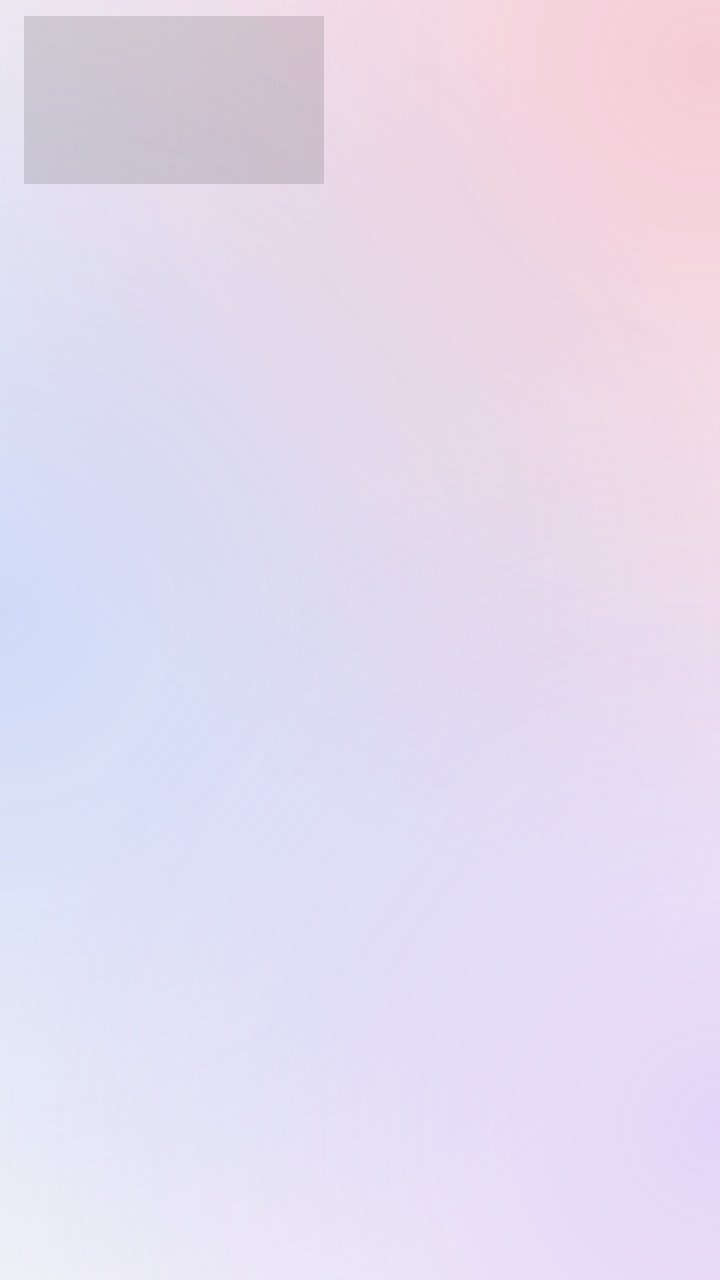
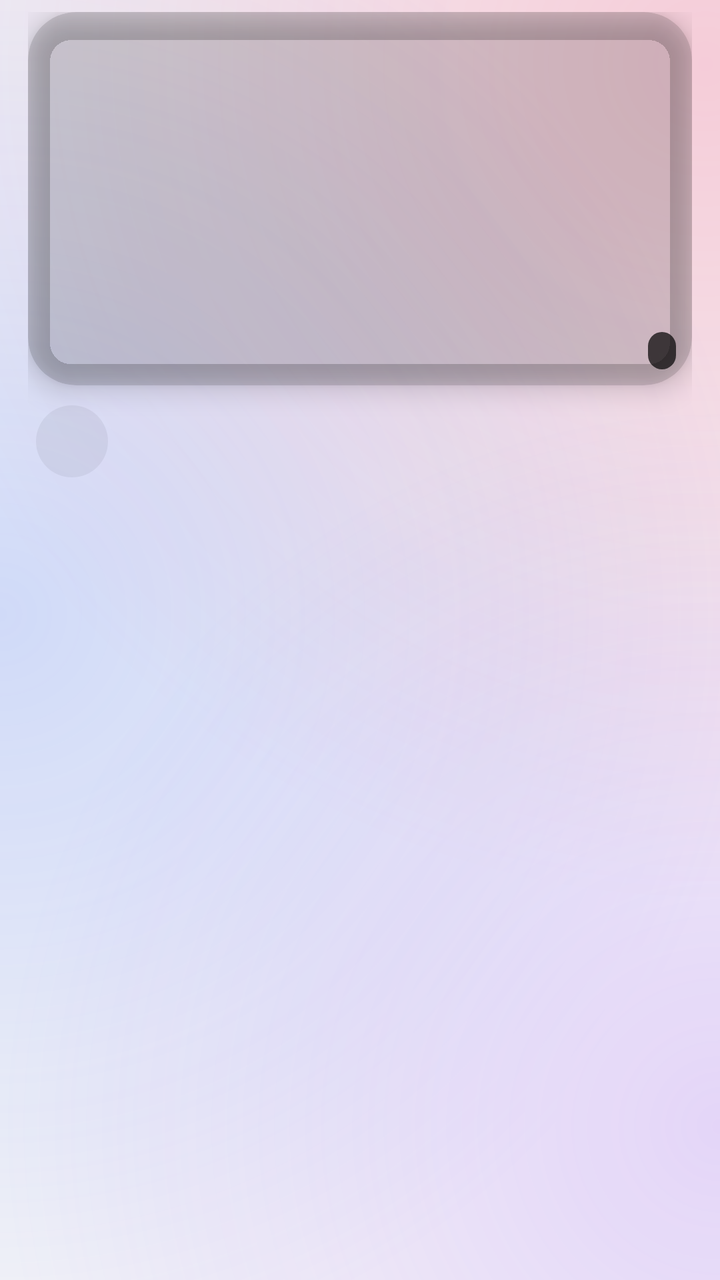

The first picture is an Android layout as it rendered before a commit; the second is the same layout after the commit. The layout source and the unified diff follow.
<!-- AndroidManifest.xml: application theme Theme.YouTubeX -->
<!-- res/layout/item_video.xml -->
<?xml version="1.0" encoding="utf-8"?>
<LinearLayout xmlns:android="http://schemas.android.com/apk/res/android"
    android:layout_width="match_parent"
    android:layout_height="wrap_content"
    android:background="?attr/selectableItemBackground"
    android:orientation="horizontal"
    android:paddingHorizontal="12dp"
    android:paddingVertical="8dp">

    <ImageView
        android:id="@+id/thumb"
        android:layout_width="150dp"
        android:layout_height="84dp"
        android:background="@color/thumb_placeholder"
        android:contentDescription="@string/thumbnail"
        android:scaleType="centerCrop" />

    <LinearLayout
        android:layout_width="0dp"
        android:layout_height="wrap_content"
        android:layout_marginStart="12dp"
        android:layout_weight="1"
        android:orientation="vertical">

        <TextView
            android:id="@+id/title"
            android:layout_width="match_parent"
            android:layout_height="wrap_content"
            android:ellipsize="end"
            android:maxLines="2"
            android:textSize="15sp"
            android:textStyle="bold" />

        <TextView
            android:id="@+id/channel"
            android:layout_width="match_parent"
            android:layout_height="wrap_content"
            android:layout_marginTop="4dp"
            android:ellipsize="end"
            android:maxLines="1"
            android:textSize="13sp" />

        <TextView
            android:id="@+id/meta"
            android:layout_width="match_parent"
            android:layout_height="wrap_content"
            android:layout_marginTop="2dp"
            android:ellipsize="end"
            android:maxLines="1"
            android:textSize="12sp" />
    </LinearLayout>
</LinearLayout>
<!-- resources referenced by this layout -->
<resources>
  <color name="thumb_placeholder">#1F000000</color>
  <string name="thumbnail">Thumbnail</string>
  <style name="Theme.YouTubeX" parent="Theme.Material3.DayNight.NoActionBar">
          <item name="colorPrimary">@color/red</item>
          <item name="colorSecondary">@color/red</item>
          <item name="android:windowBackground">@drawable/bg_app</item>
          <item name="android:statusBarColor">@android:color/transparent</item>
          <item name="android:navigationBarColor">@android:color/transparent</item>
          <item name="android:windowLightStatusBar">true</item>
          <item name="android:windowLightNavigationBar" tools:targetApi="o_mr1">true</item>
          <item name="android:textColorPrimary">@color/ink</item>
      </style>
  <color name="red">#FF2D3D</color>
  <!-- drawable bg_app (drawable) -->
  <?xml version="1.0" encoding="utf-8"?>
  <layer-list xmlns:android="http://schemas.android.com/apk/res/android">
      <item>
          <shape android:shape="rectangle">
              <solid android:color="@color/bg" />
          </shape>
      </item>
      <item>
          <shape android:shape="rectangle">
              <gradient
                  android:type="radial"
                  android:centerX="0.98"
                  android:centerY="0.05"
                  android:gradientRadius="420dp"
                  android:startColor="@color/tint_red"
                  android:endColor="#00FF466E" />
          </shape>
      </item>
      <item>
          <shape android:shape="rectangle">
              <gradient
                  android:type="radial"
                  android:centerX="0.0"
                  android:centerY="0.48"
                  android:gradientRadius="380dp"
                  android:startColor="@color/tint_blue"
                  android:endColor="#004678FF" />
          </shape>
      </item>
      <item>
          <shape android:shape="rectangle">
              <gradient
                  android:type="radial"
                  android:centerX="1.0"
                  android:centerY="0.88"
                  android:gradientRadius="360dp"
                  android:startColor="@color/tint_violet"
                  android:endColor="#00A050FF" />
          </shape>
      </item>
  </layer-list>
  <color name="ink">#0B0B0F</color>
  <color name="bg">#F3F3F7</color>
  <color name="tint_red">#38FF466E</color>
  <color name="tint_blue">#334678FF</color>
  <color name="tint_violet">#2EA050FF</color>
</resources>

<!-- the commit's change to res/layout/item_video.xml (unified diff, before → after) -->
@@ -1,52 +1,111 @@
 <?xml version="1.0" encoding="utf-8"?>
 <LinearLayout xmlns:android="http://schemas.android.com/apk/res/android"
+    xmlns:app="http://schemas.android.com/apk/res-auto"
     android:layout_width="match_parent"
     android:layout_height="wrap_content"
     android:background="?attr/selectableItemBackground"
-    android:orientation="horizontal"
-    android:paddingHorizontal="12dp"
-    android:paddingVertical="8dp">
+    android:orientation="vertical"
+    android:paddingStart="14dp"
+    android:paddingEnd="14dp"
+    android:paddingTop="6dp"
+    android:paddingBottom="18dp">
 
-    <ImageView
-        android:id="@+id/thumb"
-        android:layout_width="150dp"
-        android:layout_height="84dp"
-        android:background="@color/thumb_placeholder"
-        android:contentDescription="@string/thumbnail"
-        android:scaleType="centerCrop" />
+    <com.google.android.material.card.MaterialCardView
+        android:layout_width="match_parent"
+        android:layout_height="wrap_content"
+        app:cardBackgroundColor="@color/thumb_placeholder"
+        app:cardCornerRadius="24dp"
+        app:cardElevation="8dp"
+        app:strokeWidth="0dp">
+
+        <androidx.constraintlayout.widget.ConstraintLayout
+            android:layout_width="match_parent"
+            android:layout_height="wrap_content">
+
+            <ImageView
+                android:id="@+id/thumb"
+                android:layout_width="0dp"
+                android:layout_height="0dp"
+                android:contentDescription="@string/thumbnail"
+                android:scaleType="centerCrop"
+                app:layout_constraintBottom_toBottomOf="parent"
+                app:layout_constraintDimensionRatio="16:9"
+                app:layout_constraintEnd_toEndOf="parent"
+                app:layout_constraintStart_toStartOf="parent"
+                app:layout_constraintTop_toTopOf="parent" />
+
+            <TextView
+                android:id="@+id/duration"
+                android:layout_width="wrap_content"
+                android:layout_height="wrap_content"
+                android:layout_marginEnd="8dp"
+                android:layout_marginBottom="8dp"
+                android:background="@drawable/badge_duration"
+                android:paddingStart="7dp"
+                android:paddingTop="2dp"
+                android:paddingEnd="7dp"
+                android:paddingBottom="2dp"
+                android:textColor="#FFFFFF"
+                android:textSize="11sp"
+                app:layout_constraintBottom_toBottomOf="parent"
+                app:layout_constraintEnd_toEndOf="parent" />
+        </androidx.constraintlayout.widget.ConstraintLayout>
+    </com.google.android.material.card.MaterialCardView>
 
     <LinearLayout
-        android:layout_width="0dp"
+        android:layout_width="match_parent"
         android:layout_height="wrap_content"
-        android:layout_marginStart="12dp"
-        android:layout_weight="1"
-        android:orientation="vertical">
+        android:layout_marginTop="10dp"
+        android:orientation="horizontal"
+        android:paddingStart="4dp"
+        android:paddingEnd="4dp">
 
-        <TextView
-            android:id="@+id/title"
-            android:layout_width="match_parent"
+        <com.google.android.material.imageview.ShapeableImageView
+            android:id="@+id/avatar"
+            android:layout_width="36dp"
+            android:layout_height="36dp"
+            android:background="@color/skeleton"
+            android:contentDescription="@string/channel"
+            android:scaleType="centerCrop"
+            app:shapeAppearanceOverlay="@style/ShapeAppearanceOverlay.Circle" />
+
+        <LinearLayout
+            android:layout_width="0dp"
             android:layout_height="wrap_content"
-            android:ellipsize="end"
-            android:maxLines="2"
-            android:textSize="15sp"
-            android:textStyle="bold" />
+            android:layout_marginStart="10dp"
+            android:layout_weight="1"
+            android:orientation="vertical">
 
-        <TextView
-            android:id="@+id/channel"
-            android:layout_width="match_parent"
-            android:layout_height="wrap_content"
-            android:layout_marginTop="4dp"
-            android:ellipsize="end"
-            android:maxLines="1"
-            android:textSize="13sp" />
+            <TextView
+                android:id="@+id/title"
+                android:layout_width="match_parent"
+                android:layout_height="wrap_content"
+                android:ellipsize="end"
+                android:lineSpacingMultiplier="1.1"
+                android:maxLines="2"
+                android:textColor="@color/ink"
+                android:textSize="15sp"
+                android:textStyle="bold" />
 
-        <TextView
-            android:id="@+id/meta"
-            android:layout_width="match_parent"
-            android:layout_height="wrap_content"
-            android:layout_marginTop="2dp"
-            android:ellipsize="end"
-            android:maxLines="1"
-            android:textSize="12sp" />
+            <TextView
+                android:id="@+id/channel"
+                android:layout_width="match_parent"
+                android:layout_height="wrap_content"
+                android:layout_marginTop="3dp"
+                android:ellipsize="end"
+                android:maxLines="1"
+                android:textColor="@color/mute"
+                android:textSize="12.5sp" />
+
+            <TextView
+                android:id="@+id/meta"
+                android:layout_width="match_parent"
+                android:layout_height="wrap_content"
+                android:layout_marginTop="1dp"
+                android:ellipsize="end"
+                android:maxLines="1"
+                android:textColor="@color/mute"
+                android:textSize="12.5sp" />
+        </LinearLayout>
     </LinearLayout>
 </LinearLayout>
<!-- resource entries referenced after the edit -->
@@ -1,7 +1,18 @@
 <!-- resources referenced by this layout -->
 <resources>
   <color name="thumb_placeholder">#1F000000</color>
+  <!-- drawable badge_duration (drawable) -->
+  <?xml version="1.0" encoding="utf-8"?>
+  <shape xmlns:android="http://schemas.android.com/apk/res/android" android:shape="rectangle">
+      <solid android:color="@color/badge_bg" />
+      <corners android:radius="7dp" />
+  </shape>
+  <string name="channel">Channel</string>
   <string name="thumbnail">Thumbnail</string>
+  <style name="ShapeAppearanceOverlay.Circle" parent="">
+          <item name="cornerFamily">rounded</item>
+          <item name="cornerSize">50%</item>
+      </style>
   <style name="Theme.YouTubeX" parent="Theme.Material3.DayNight.NoActionBar">
           <item name="colorPrimary">@color/red</item>
           <item name="colorSecondary">@color/red</item>
@@ -12,6 +23,7 @@
           <item name="android:windowLightNavigationBar" tools:targetApi="o_mr1">true</item>
           <item name="android:textColorPrimary">@color/ink</item>
       </style>
+  <color name="badge_bg">#B3000000</color>
   <color name="red">#FF2D3D</color>
   <!-- drawable bg_app (drawable) -->
   <?xml version="1.0" encoding="utf-8"?>
@@ -56,6 +68,8 @@
       </item>
   </layer-list>
   <color name="ink">#0B0B0F</color>
+  <color name="mute">#6C6C78</color>
+  <color name="skeleton">#1F78788C</color>
   <color name="bg">#F3F3F7</color>
   <color name="tint_red">#38FF466E</color>
   <color name="tint_blue">#334678FF</color>
